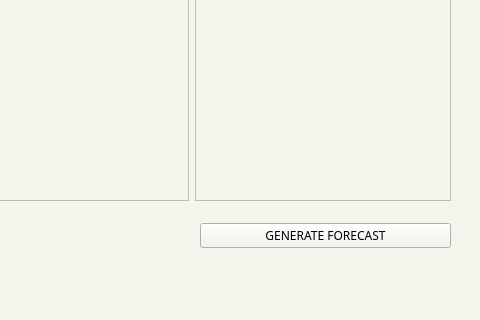
Above: sales.ui from ongchangco/Economystique2 before the change; both pictures show x 320 to 800 and y 280 to 600 of the 800 by 600 pixel window. Below: the same form after it.
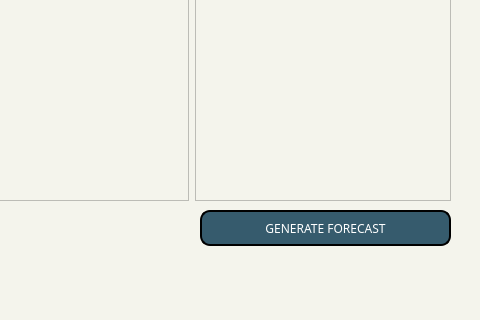
That is the form after the change. Icons and pictures are not drawn.

Commit message: edited buttons styles

Diff of the .ui file:
```diff
--- a/sales.ui
+++ b/sales.ui
@@ -582,30 +582,6 @@
      </item>
     </layout>
    </widget>
-   <widget class="QWidget" name="verticalLayoutWidget_2">
-    <property name="geometry">
-     <rect>
-      <x>520</x>
-      <y>490</y>
-      <width>251</width>
-      <height>51</height>
-     </rect>
-    </property>
-    <layout class="QVBoxLayout" name="verticalLayout_2">
-     <item>
-      <widget class="QPushButton" name="forecastButton">
-       <property name="font">
-        <font>
-         <family>Sans Serif Collection</family>
-        </font>
-       </property>
-       <property name="text">
-        <string>GENERATE FORECAST</string>
-       </property>
-      </widget>
-     </item>
-    </layout>
-   </widget>
    <widget class="QFrame" name="frame">
     <property name="geometry">
      <rect>
@@ -800,6 +776,48 @@
      </property>
     </widget>
    </widget>
+   <widget class="QPushButton" name="forecastButton">
+    <property name="geometry">
+     <rect>
+      <x>520</x>
+      <y>490</y>
+      <width>251</width>
+      <height>36</height>
+     </rect>
+    </property>
+    <property name="font">
+     <font>
+      <family>Sans Serif Collection</family>
+     </font>
+    </property>
+    <property name="cursor">
+     <cursorShape>PointingHandCursor</cursorShape>
+    </property>
+    <property name="styleSheet">
+     <string notr="true">QPushButton{
+	background: #365b6d;
+	color: white;
+	border-style: outset;
+	border-width: 2px;
+	border-radius:10px;
+	border-color: black;
+}
+QPushButton:hover {
+    background-color: #5b8ca4;
+	border: 2px solid #365b6d;
+}
+QPushButton:pressed {
+    border-style: inset;
+    background-color: #365b6d;
+}</string>
+    </property>
+    <property name="text">
+     <string>GENERATE FORECAST</string>
+    </property>
+    <property name="flat">
+     <bool>false</bool>
+    </property>
+   </widget>
   </widget>
   <widget class="QStatusBar" name="statusbar"/>
  </widget>
```
The commit also changes 3 other files.
